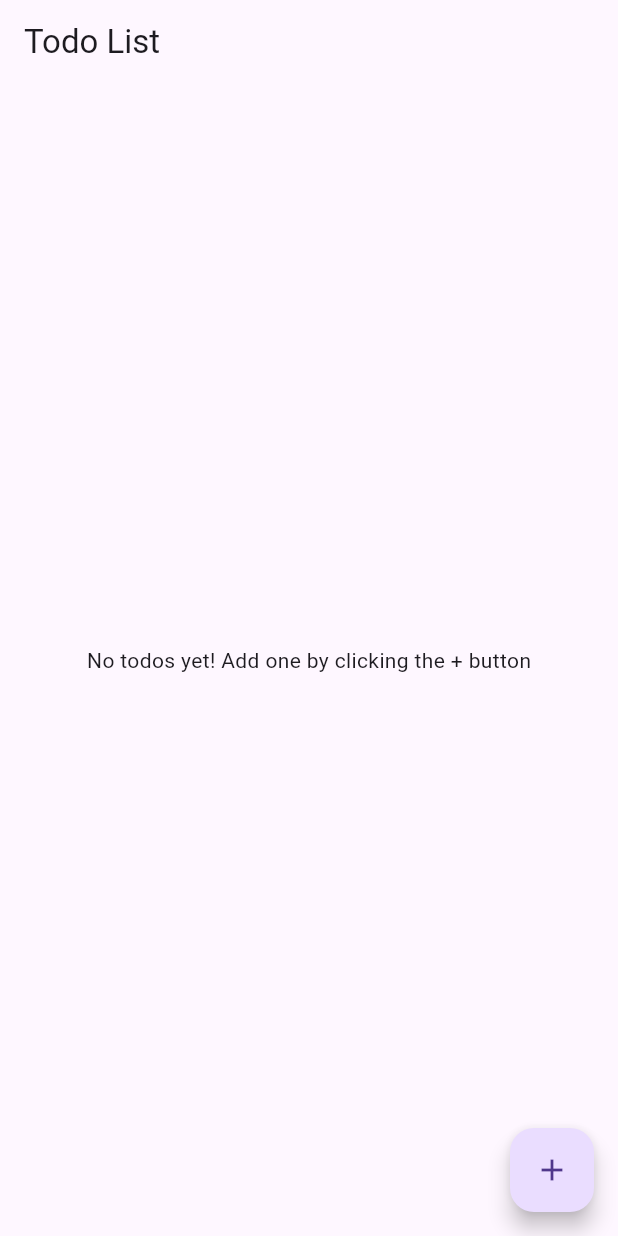
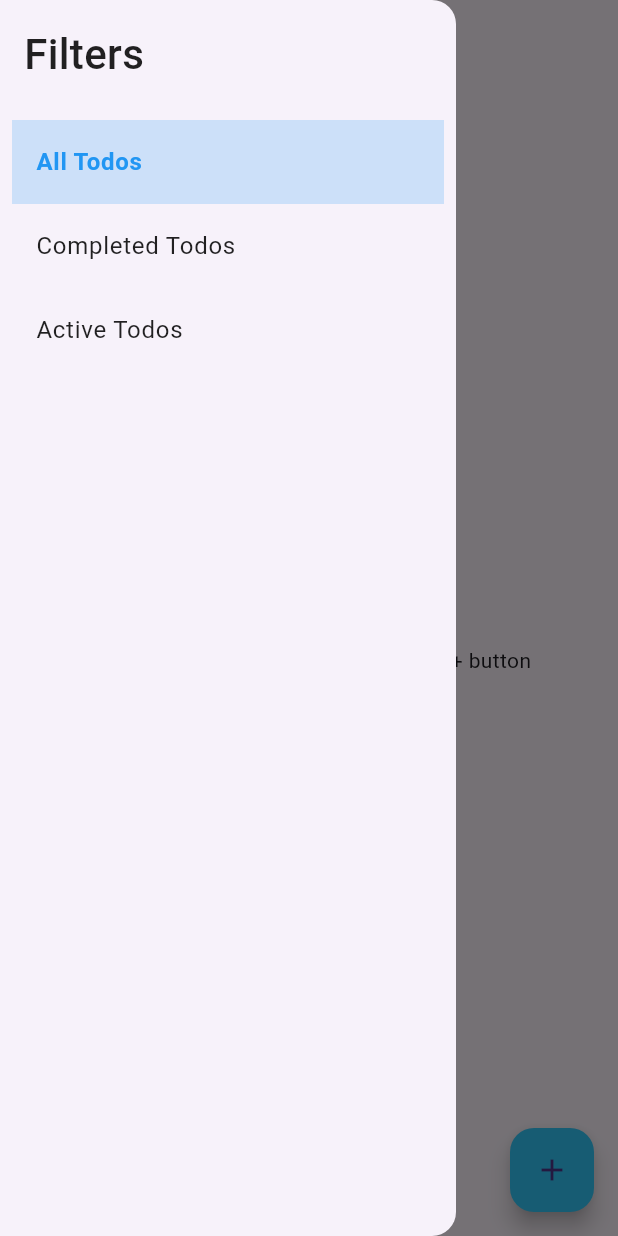
Before and after one commit to reivertt/todo_app, a Flutter app: the screen it shows after launch, with the side drawer open (before the commit the screen has no drawer), on a phone screen of 412 x 824 dp. Run offline on Flutter 3.47's test engine with Material 3 defaults, Android fonts, the phone set to English and light mode, and no system bars.

Commit message:
Added categories

```diff
--- a/lib/main.dart
+++ b/lib/main.dart
@@ -2,6 +2,12 @@ import 'package:flutter/material.dart';
 
 void main() {
   runApp(const MyApp());
+}
+
+enum Filter {
+  all,
+  completed,
+  active
 }
 
 class MyApp extends StatelessWidget {
@@ -10,6 +16,7 @@ class MyApp extends StatelessWidget {
   @override
   Widget build(BuildContext context) {
     return MaterialApp(
+      debugShowCheckedModeBanner: false,
       title: 'Todo List',
       theme: ThemeData(
         primarySwatch: Colors.blue,
@@ -51,6 +58,18 @@ class TodoListScreen extends StatefulWidget {
 
 class _TodoListScreenState extends State<TodoListScreen> {
   final List<Todo> _todos = [];
+  Filter _filter = Filter.all;
+
+  List<Todo> get filteredTodos {
+    switch (_filter) {
+      case Filter.all:
+        return _todos;
+      case Filter.completed:
+        return _todos.where((todo) => todo.isCompleted).toList();
+      case Filter.active:
+        return _todos.where((todo) => !todo.isCompleted).toList();
+    }
+  }
 
   void _addTodo(String title, String description) {
     setState(() {
@@ -106,27 +125,97 @@ class _TodoListScreenState extends State<TodoListScreen> {
     );
   }
 
-  @override
+  Widget _buildFilterItem(Filter filter, String text) {
+    final isSelected = _filter == filter;
+
+    return Container(
+      decoration: BoxDecoration(
+        color: isSelected ? Colors.blue.withValues(alpha: 0.2) : Colors.transparent,
+      ),
+      child: ListTile(
+        title: Text(
+          text,
+          style: TextStyle(
+            color: isSelected ? Colors.blue : Colors.black87,
+            fontWeight: isSelected ? FontWeight.bold : FontWeight.normal,
+          ),
+        ),
+        onTap: () {
+          setState(() => _filter = filter);
+          Navigator.pop(context);
+        },
+        contentPadding: const EdgeInsets.symmetric(horizontal: 16.0),
+        shape: RoundedRectangleBorder(
+          // borderRadius: BorderRadius.circular(8.0),
+        ),
+      ),
+    );
+  }
+
+    @override
   Widget build(BuildContext context) {
     return Scaffold(
       appBar: AppBar(
         title: const Text('Todo List'),
       ),
-      body: _todos.isEmpty
+      drawer: Drawer(
+        child: Column(
+          children: [
+            Container(
+              width: double.infinity, // Fill entire width
+              padding: const EdgeInsets.all(16.0),
+              child: SafeArea(
+                child: Align(
+                  alignment: Alignment.centerLeft,
+                  child: Text(
+                    'Filters',
+                    style: TextStyle(
+                      fontSize: 28,
+                      fontWeight: FontWeight.w500, // Medium weight
+                      color: Colors.black87,
+                    ),
+                  ),
+                ),
+              ),
+            ),
+            Expanded(
+              child: ListView(
+                padding: const EdgeInsets.all(8.0),
+                children: [
+                  _buildFilterItem(Filter.all, 'All Todos'),
+                  _buildFilterItem(Filter.completed, 'Completed Todos'),
+                  _buildFilterItem(Filter.active, 'Active Todos'),
+                ],
+              ),
+            ),
+          ],
+        ),
+
+      ),
+      body: filteredTodos.isEmpty
           ? const Center(
         child: Text('No todos yet! Add one by clicking the + button'),
       )
           : ListView.builder(
-        itemCount: _todos.length,
+        itemCount: filteredTodos.length,
         itemBuilder: (context, index) {
-          final todo = _todos[index];
+          final todo = filteredTodos[index];
           return Dismissible(
             key: Key(todo.id),
             background: Container(color: Colors.red),
             onDismissed: (direction) => _deleteTodo(todo.id),
-            child: ListTile(
+            child: todo.description.isNotEmpty ? ListTile(
               title: Text(todo.title),
               subtitle: Text(todo.description),
+              leading: Checkbox(
+                activeColor: Colors.blue,
+                value: todo.isCompleted,
+                onChanged: (_) => _toggleTodoCompletion(todo.id),
+              ),
+              onTap: () => _showEditTodoDialog(todo),
+            )
+            : ListTile(
+              title: Text(todo.title),
               leading: Checkbox(
                 value: todo.isCompleted,
                 onChanged: (_) => _toggleTodoCompletion(todo.id),
@@ -139,6 +228,7 @@ class _TodoListScreenState extends State<TodoListScreen> {
       floatingActionButton: FloatingActionButton(
         onPressed: _showAddTodoDialog,
         child: const Icon(Icons.add),
+        backgroundColor: Color.fromRGBO(50, 200, 250, 100),
       ),
     );
   }
```
